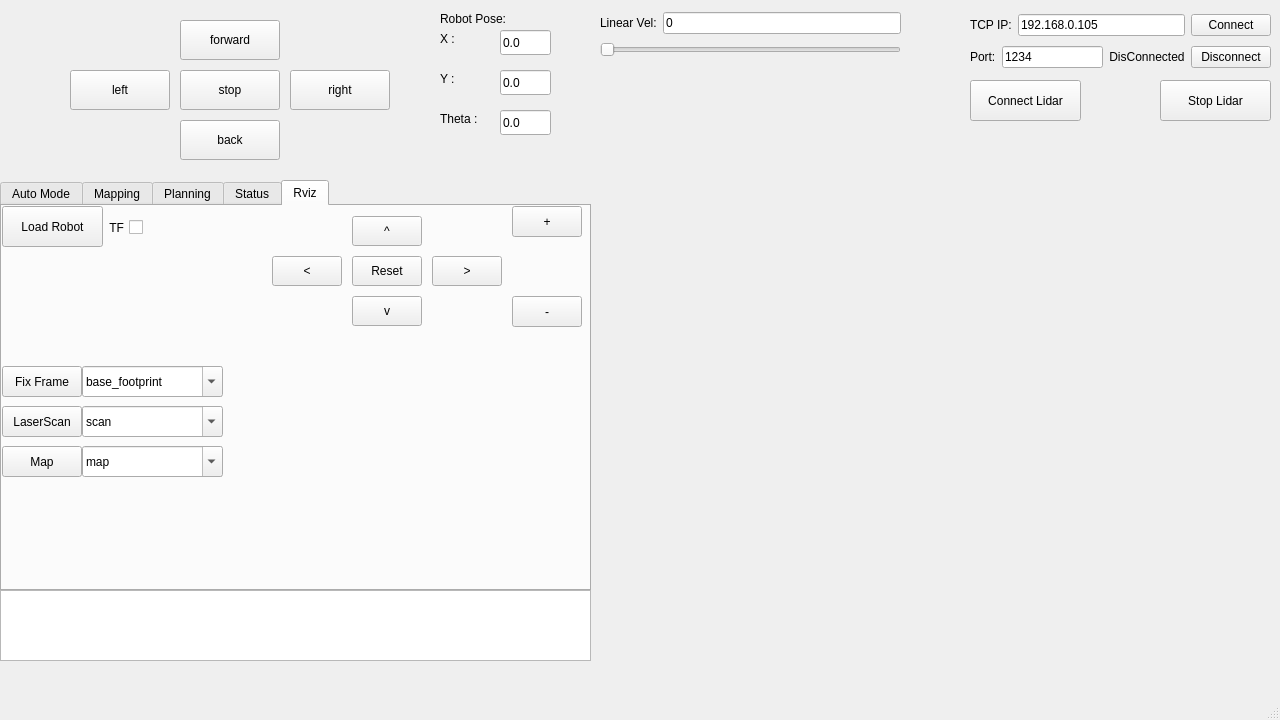
Qt form QTApp/robot_gui/mainwindow.ui (hungmanh150602/robot_hokuyo) before a commit.
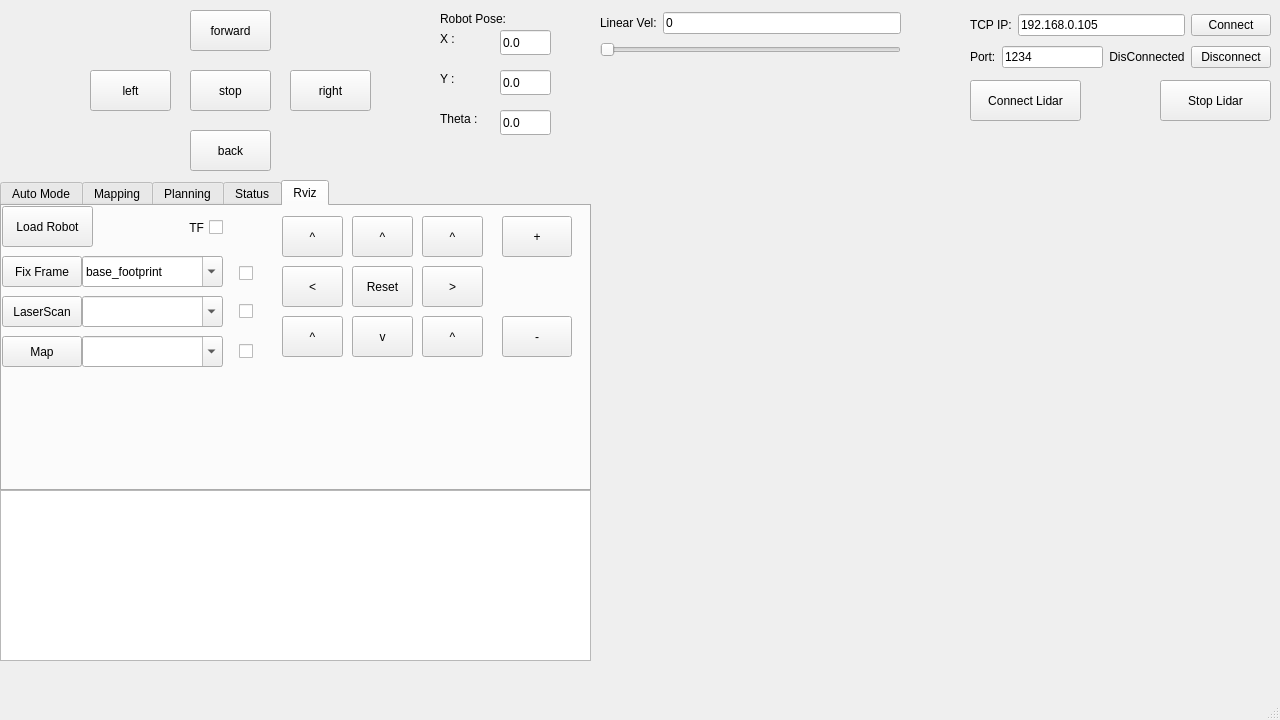
The same form after that commit.

```diff
--- a/QTApp/robot_gui/mainwindow.ui
+++ b/QTApp/robot_gui/mainwindow.ui
@@ -20,10 +20,10 @@
     </property>
     <property name="geometry">
      <rect>
-      <x>60</x>
+      <x>80</x>
       <y>10</y>
-      <width>340</width>
-      <height>160</height>
+      <width>301</width>
+      <height>161</height>
      </rect>
     </property>
     <property name="styleSheet">
@@ -43,10 +43,10 @@
     <widget class="QPushButton" name="btnForward">
      <property name="geometry">
       <rect>
-       <x>120</x>
-       <y>10</y>
-       <width>100</width>
-       <height>40</height>
+       <x>110</x>
+       <y>0</y>
+       <width>81</width>
+       <height>41</height>
       </rect>
      </property>
      <property name="text">
@@ -58,8 +58,8 @@
       <rect>
        <x>10</x>
        <y>60</y>
-       <width>100</width>
-       <height>40</height>
+       <width>81</width>
+       <height>41</height>
       </rect>
      </property>
      <property name="text">
@@ -69,10 +69,10 @@
     <widget class="QPushButton" name="btnStop">
      <property name="geometry">
       <rect>
-       <x>120</x>
+       <x>110</x>
        <y>60</y>
-       <width>100</width>
-       <height>40</height>
+       <width>81</width>
+       <height>41</height>
       </rect>
      </property>
      <property name="text">
@@ -82,10 +82,10 @@
     <widget class="QPushButton" name="btnRight">
      <property name="geometry">
       <rect>
-       <x>230</x>
+       <x>210</x>
        <y>60</y>
-       <width>100</width>
-       <height>40</height>
+       <width>81</width>
+       <height>41</height>
       </rect>
      </property>
      <property name="text">
@@ -95,10 +95,10 @@
     <widget class="QPushButton" name="btnBack">
      <property name="geometry">
       <rect>
-       <x>120</x>
-       <y>110</y>
-       <width>100</width>
-       <height>40</height>
+       <x>110</x>
+       <y>120</y>
+       <width>81</width>
+       <height>41</height>
       </rect>
      </property>
      <property name="text">
@@ -112,7 +112,7 @@
       <x>0</x>
       <y>180</y>
       <width>591</width>
-      <height>411</height>
+      <height>311</height>
      </rect>
     </property>
     <property name="styleSheet">
@@ -223,10 +223,10 @@
       </property>
       <property name="geometry">
        <rect>
-        <x>260</x>
+        <x>280</x>
         <y>10</y>
-        <width>250</width>
-        <height>110</height>
+        <width>290</width>
+        <height>141</height>
        </rect>
       </property>
       <property name="styleSheet">
@@ -246,10 +246,10 @@
       <widget class="QPushButton" name="btnRvizUp">
        <property name="geometry">
         <rect>
-         <x>90</x>
+         <x>70</x>
          <y>0</y>
-         <width>70</width>
-         <height>30</height>
+         <width>61</width>
+         <height>41</height>
         </rect>
        </property>
        <property name="text">
@@ -259,36 +259,23 @@
       <widget class="QPushButton" name="btnRvizLeft">
        <property name="geometry">
         <rect>
-         <x>10</x>
-         <y>40</y>
-         <width>70</width>
-         <height>30</height>
+         <x>0</x>
+         <y>50</y>
+         <width>61</width>
+         <height>41</height>
         </rect>
        </property>
        <property name="text">
         <string>&lt;</string>
        </property>
       </widget>
-      <widget class="QPushButton" name="btnRvizReset">
-       <property name="geometry">
-        <rect>
-         <x>90</x>
-         <y>40</y>
-         <width>70</width>
-         <height>30</height>
-        </rect>
-       </property>
-       <property name="text">
-        <string>Reset</string>
-       </property>
-      </widget>
       <widget class="QPushButton" name="btnRvizRight">
        <property name="geometry">
         <rect>
-         <x>170</x>
-         <y>40</y>
-         <width>70</width>
-         <height>30</height>
+         <x>140</x>
+         <y>50</y>
+         <width>61</width>
+         <height>41</height>
         </rect>
        </property>
        <property name="text">
@@ -298,49 +285,114 @@
       <widget class="QPushButton" name="btnRvizDown">
        <property name="geometry">
         <rect>
-         <x>90</x>
-         <y>80</y>
-         <width>70</width>
-         <height>30</height>
+         <x>70</x>
+         <y>100</y>
+         <width>61</width>
+         <height>41</height>
         </rect>
        </property>
        <property name="text">
         <string>v</string>
        </property>
       </widget>
-     </widget>
-     <widget class="QPushButton" name="btnRvizZoomOut">
-      <property name="geometry">
-       <rect>
-        <x>510</x>
-        <y>0</y>
-        <width>70</width>
-        <height>31</height>
-       </rect>
-      </property>
-      <property name="text">
-       <string>+</string>
-      </property>
-     </widget>
-     <widget class="QPushButton" name="btnRvizZoomIn">
-      <property name="geometry">
-       <rect>
-        <x>510</x>
-        <y>90</y>
-        <width>70</width>
-        <height>31</height>
-       </rect>
-      </property>
-      <property name="text">
-       <string>-</string>
-      </property>
+      <widget class="QPushButton" name="btnRvizUp_2">
+       <property name="geometry">
+        <rect>
+         <x>0</x>
+         <y>0</y>
+         <width>61</width>
+         <height>41</height>
+        </rect>
+       </property>
+       <property name="text">
+        <string>^</string>
+       </property>
+      </widget>
+      <widget class="QPushButton" name="btnRvizUp_3">
+       <property name="geometry">
+        <rect>
+         <x>0</x>
+         <y>100</y>
+         <width>61</width>
+         <height>41</height>
+        </rect>
+       </property>
+       <property name="text">
+        <string>^</string>
+       </property>
+      </widget>
+      <widget class="QPushButton" name="btnRvizUp_4">
+       <property name="geometry">
+        <rect>
+         <x>140</x>
+         <y>100</y>
+         <width>61</width>
+         <height>41</height>
+        </rect>
+       </property>
+       <property name="text">
+        <string>^</string>
+       </property>
+      </widget>
+      <widget class="QPushButton" name="btn_RvizRotateRight">
+       <property name="geometry">
+        <rect>
+         <x>140</x>
+         <y>0</y>
+         <width>61</width>
+         <height>41</height>
+        </rect>
+       </property>
+       <property name="text">
+        <string>^</string>
+       </property>
+      </widget>
+      <widget class="QPushButton" name="btnRvizReset">
+       <property name="geometry">
+        <rect>
+         <x>70</x>
+         <y>50</y>
+         <width>61</width>
+         <height>41</height>
+        </rect>
+       </property>
+       <property name="text">
+        <string>Reset</string>
+       </property>
+      </widget>
+      <widget class="QPushButton" name="btnRvizZoomOut">
+       <property name="geometry">
+        <rect>
+         <x>220</x>
+         <y>0</y>
+         <width>70</width>
+         <height>41</height>
+        </rect>
+       </property>
+       <property name="text">
+        <string>+</string>
+       </property>
+      </widget>
+      <widget class="QPushButton" name="btnRvizZoomIn">
+       <property name="geometry">
+        <rect>
+         <x>220</x>
+         <y>100</y>
+         <width>70</width>
+         <height>41</height>
+        </rect>
+       </property>
+       <property name="text">
+        <string>-</string>
+       </property>
+      </widget>
      </widget>
      <widget class="QPushButton" name="btn_LoadRobot">
       <property name="geometry">
        <rect>
         <x>0</x>
         <y>0</y>
-        <width>101</width>
+        <width>91</width>
         <height>41</height>
        </rect>
       </property>
@@ -352,7 +404,7 @@
       <property name="geometry">
        <rect>
         <x>0</x>
-        <y>160</y>
+        <y>50</y>
         <width>221</width>
         <height>41</height>
        </rect>
@@ -401,7 +453,7 @@
       <property name="geometry">
        <rect>
         <x>0</x>
-        <y>200</y>
+        <y>90</y>
         <width>221</width>
         <height>41</height>
        </rect>
@@ -439,18 +491,13 @@
        <property name="editable">
         <bool>true</bool>
        </property>
-       <item>
-        <property name="text">
-         <string>scan</string>
-        </property>
-       </item>
       </widget>
      </widget>
      <widget class="QGroupBox" name="groupBox_4">
       <property name="geometry">
        <rect>
         <x>0</x>
-        <y>240</y>
+        <y>130</y>
         <width>221</width>
         <height>41</height>
        </rect>
@@ -488,17 +535,12 @@
        <property name="editable">
         <bool>true</bool>
        </property>
-       <item>
-        <property name="text">
-         <string>map</string>
-        </property>
-       </item>
       </widget>
      </widget>
      <widget class="QCheckBox" name="checkBox_TF">
       <property name="geometry">
        <rect>
-        <x>100</x>
+        <x>180</x>
         <y>10</y>
         <width>41</width>
         <height>23</height>
@@ -511,6 +553,60 @@
        <string>TF</string>
       </property>
      </widget>
+     <widget class="QCheckBox" name="checkBox_FixFrame">
+      <property name="geometry">
+       <rect>
+        <x>220</x>
+        <y>52</y>
+        <width>31</width>
+        <height>31</height>
+       </rect>
+      </property>
+      <property name="tabletTracking">
+       <bool>false</bool>
+      </property>
+      <property name="layoutDirection">
+       <enum>Qt::RightToLeft</enum>
+      </property>
+      <property name="text">
+       <string/>
+      </property>
+      <property name="tristate">
+       <bool>false</bool>
+      </property>
+     </widget>
+     <widget class="QCheckBox" name="checkBox_Laser">
+      <property name="geometry">
+       <rect>
+        <x>220</x>
+        <y>90</y>
+        <width>31</width>
+        <height>31</height>
+       </rect>
+      </property>
+      <property name="layoutDirection">
+       <enum>Qt::RightToLeft</enum>
+      </property>
+      <property name="text">
+       <string/>
+      </property>
+     </widget>
+     <widget class="QCheckBox" name="checkBox_Map">
+      <property name="geometry">
+       <rect>
+        <x>220</x>
+        <y>130</y>
+        <width>31</width>
+        <height>31</height>
+       </rect>
+      </property>
+      <property name="layoutDirection">
+       <enum>Qt::RightToLeft</enum>
+      </property>
+      <property name="text">
+       <string/>
+      </property>
+     </widget>
     </widget>
    </widget>
    <widget class="QGroupBox" name="groupBox_pose">
@@ -788,9 +884,9 @@
     <property name="geometry">
      <rect>
       <x>0</x>
-      <y>590</y>
+      <y>490</y>
       <width>591</width>
-      <height>71</height>
+      <height>171</height>
      </rect>
     </property>
    </widget>
```
Left out of the diff: 21 changed lines with no effect on the pictures.
